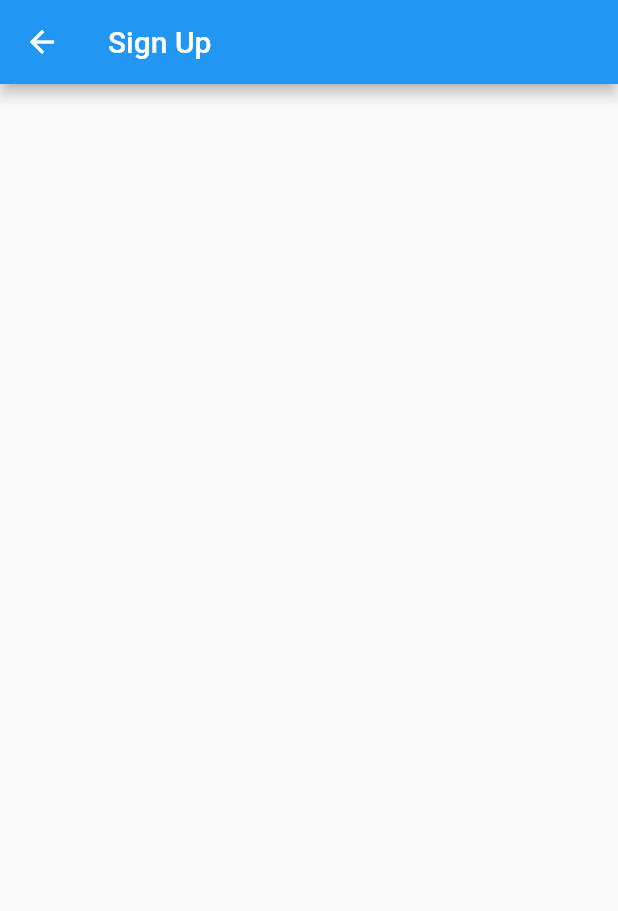
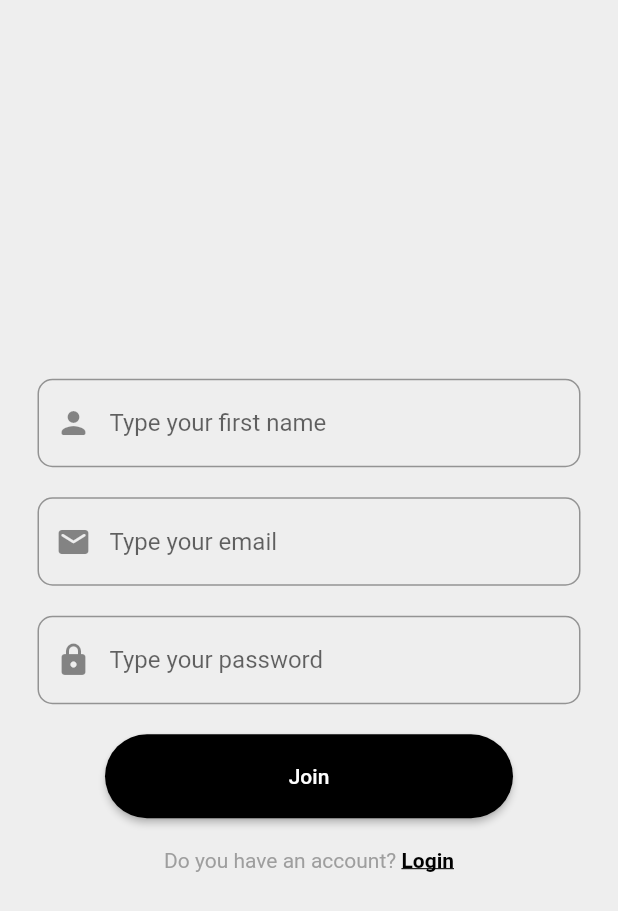
Before and after one commit to Tercilio/fake-news-flutter, a Flutter app: the SignUpPage screen opened by its route, on a phone screen of 412 x 824 dp. Shown: the top 911 px of the screen. Run offline on Flutter 3.47's test engine with Material 2 defaults, Android fonts, the phone set to English and light mode, and no system bars; our stand-ins replace dio, flutter_mobx, flutter_modular, localization, mask_text_input_formatter, mobx; generated files the repository leaves out were written again; project files that could hold a hidden picture were left out.

Commit message:
Estilização da pśgina de cadastro

```diff
--- a/lib/assets/i18n/en_US.json
+++ b/lib/assets/i18n/en_US.json
@@ -7,8 +7,16 @@
     "password_hint": "Type your password",
     "login" : "Login",
     "forgot_password" : "Forgot password!",
+
+    "saveuser" : "Join",
+    "firstname": "First name",
+    "firstname_hint": "Type your first name",
+    "email": "email",
+    "email_hint": "Type your email",
+
+    "questionlogin_text": "Do you have an account? ",
+
     "username_required" : "Username is required!",
     "password_required" : "Password is required!",
-    "divider_text" : "or",
     "signup" : "Sign Up"
 }
--- a/lib/assets/i18n/pt_BR.json
+++ b/lib/assets/i18n/pt_BR.json
@@ -7,8 +7,16 @@
     "password_hint" : "Informe a sua senha",
     "login" : "Login",
     "forgot_password" : "Esqueci a senha!",
+
+    "saveuser" : "Salvar",
+    "firstname": "Nome",
+    "firstname_hint": "Informe o seu nome",
+    "email": "email",
+    "email_hint": "Informe o seu e-mail",
+
+    "questionlogin_text": "Você já tem uma conta? ",
+
     "username_required" : "O usuário é obrigatório",
     "password_required" : "A senha é obrigatória",
-    "divider_text" : "ou",
     "signup" : "Cadastrar"
 }
--- a/lib/src/features/auth/auth_module.dart
+++ b/lib/src/features/auth/auth_module.dart
@@ -1,3 +1,4 @@
+import 'package:basearch/src/features/auth/presentation/viewmodel/signup_viewmodel.dart';
 import 'package:flutter_modular/flutter_modular.dart';
 
 import '../home/home_module.dart';
@@ -13,6 +14,7 @@ class AuthModule extends Module {
   @override
   List<Bind<Object>> get binds => [
         Bind.factory((i) => LoginViewModel()),
+        Bind.factory((i) => SignUpViewModel()),
         Bind.factory((i) => LoginUseCase()),
         Bind.factory<ILogin>((i) => LoginRepository()),
       ];
--- a/lib/src/features/auth/presentation/view/page/signup_page.dart
+++ b/lib/src/features/auth/presentation/view/page/signup_page.dart
@@ -1,15 +1,163 @@
+import 'package:basearch/src/features/auth/presentation/viewmodel/signup_viewmodel.dart';
+import 'package:flutter/gestures.dart';
 import 'package:flutter/material.dart';
+import 'package:flutter_mobx/flutter_mobx.dart';
+import 'package:flutter_modular/flutter_modular.dart';
+import 'package:localization/localization.dart';
 
-class SignUpPage extends StatelessWidget {
+class SignUpPage extends StatefulWidget {
   const SignUpPage({Key? key}) : super(key: key);
+
+  @override
+  State<SignUpPage> createState() => _SignUpPageState();
+}
+
+class _SignUpPageState extends ModularState<SignUpPage, SignUpViewModel> {
+  late ColorScheme _colors;
+  late ThemeData _theme;
+
+  Widget get _loadingIndicator => Visibility(
+        child: const LinearProgressIndicator(
+          backgroundColor: Colors.blueGrey,
+        ),
+        visible: store.isLoading,
+      );
+
+  Widget get _firstname => Container(
+        margin: const EdgeInsets.fromLTRB(25, 15, 25, 5),
+        width: double.infinity,
+        child: TextFormField(
+          keyboardType: TextInputType.name,
+          textInputAction: TextInputAction.next,
+          decoration: InputDecoration(
+            // errorText: store.error.firstname,
+            errorStyle: const TextStyle(fontWeight: FontWeight.bold),
+            hintText: 'firstname_hint'.i18n(),
+            prefixIcon: const Icon(Icons.person_rounded),
+            contentPadding: const EdgeInsets.all(20),
+            border: OutlineInputBorder(
+              borderSide: const BorderSide(color: Colors.black, width: 4.0),
+              borderRadius: BorderRadius.circular(10),
+            ),
+          ),
+          enabled: !store.isLoading,
+          onChanged: (value) => store.firstname = value,
+        ),
+      );
+
+  Widget get _email => Container(
+        margin: const EdgeInsets.fromLTRB(25, 15, 25, 5),
+        width: double.infinity,
+        child: TextFormField(
+          keyboardType: TextInputType.emailAddress,
+          textInputAction: TextInputAction.next,
+          decoration: InputDecoration(
+            // errorText: store.error.email,
+            errorStyle: const TextStyle(fontWeight: FontWeight.bold),
+            hintText: 'email_hint'.i18n(),
+            prefixIcon: const Icon(Icons.email_rounded),
+            contentPadding: const EdgeInsets.all(20),
+            border: OutlineInputBorder(
+              borderSide: const BorderSide(color: Colors.black, width: 4.0),
+              borderRadius: BorderRadius.circular(10),
+            ),
+          ),
+          enabled: !store.isLoading,
+          onChanged: (value) => store.email = value,
+        ),
+      );
+
+  Widget get _password => Container(
+        margin: const EdgeInsets.fromLTRB(25, 15, 25, 5),
+        width: double.infinity,
+        child: TextFormField(
+          obscureText: true,
+          textInputAction: TextInputAction.next,
+          keyboardType: TextInputType.text,
+          decoration: InputDecoration(
+            // errorText: store.error.password,
+            errorStyle: const TextStyle(fontWeight: FontWeight.bold),
+            hintText: 'password_hint'.i18n(),
+            contentPadding: const EdgeInsets.all(20),
+            prefixIcon: const Icon(Icons.lock_rounded),
+            border: OutlineInputBorder(
+              borderSide: const BorderSide(color: Colors.black, width: 4.0),
+              borderRadius: BorderRadius.circular(10),
+            ),
+          ),
+          enabled: !store.isLoading,
+          onChanged: (value) => store.password = value,
+        ),
+      );
+
+  Widget get _saveButton => Container(
+      height: 56,
+      width: double.infinity,
+      margin: const EdgeInsets.fromLTRB(70, 15, 70, 5),
+      child: ElevatedButton(
+        style: ButtonStyle(
+          backgroundColor: MaterialStateProperty.all<Color>(Colors.black),
+          shape: MaterialStateProperty.all<RoundedRectangleBorder>(
+            RoundedRectangleBorder(borderRadius: BorderRadius.circular(40)),
+          ),
+        ),
+        onPressed: store.isLoading ? null : store.saveUser,
+        child: Text('saveuser'.i18n()),
+      ));
+
+  Widget get _login => Container(
+        width: double.infinity,
+        margin: const EdgeInsets.fromLTRB(30, 15, 30, 5),
+        child: RichText(
+            textAlign: TextAlign.center,
+            text: TextSpan(children: [
+              TextSpan(
+                  text: 'questionlogin_text'.i18n(),
+                  style: const TextStyle(color: Colors.grey)),
+              TextSpan(
+                text: 'login'.i18n(),
+                style: const TextStyle(
+                  color: Colors.black,
+                  decoration: TextDecoration.underline,
+                  fontWeight: FontWeight.bold,
+                ),
+                recognizer: TapGestureRecognizer()
+                  ..onTap = store.isLoading
+                      ? null
+                      : () {
+                          Navigator.pop(context);
+                          Modular.to.pushNamed('/');
+                        },
+              ),
+            ])),
+      );
 
   @override
   Widget build(BuildContext context) {
     return Scaffold(
-      appBar: AppBar(
-        title: const Text('Sign Up'),
+      // appBar: AppBar(title: const Text('Sign Up')),
+      backgroundColor: Colors.grey[200],
+      body: Center(
+        child: SingleChildScrollView(
+          child: Observer(builder: (_) {
+            return Form(
+              child: Column(
+                crossAxisAlignment: CrossAxisAlignment.start,
+                mainAxisAlignment: MainAxisAlignment.center,
+                mainAxisSize: MainAxisSize.max,
+                children: [
+                  _loadingIndicator,
+                  _firstname,
+                  _email,
+                  _password,
+                  _saveButton,
+                  _login,
+                ],
+              ),
+            );
+          }),
+        ),
       ),
-      body: Container(),
     );
   }
 }
--- /dev/null
+++ b/lib/src/features/auth/presentation/viewmodel/signup_viewmodel.dart
@@ -0,0 +1,33 @@
+import 'package:mobx/mobx.dart';
+
+part 'signup_viewmodel.g.dart';
+
+class SignUpViewModel = _SignUpViewModelBase with _$SignUpViewModel;
+
+abstract class _SignUpViewModelBase with Store {
+  @observable
+  String firstname = '';
+
+  @observable
+  String email = '';
+
+  @observable
+  String password = '';
+
+  @observable
+  bool isLoading = false;
+
+  @action
+  void validateFirstUsername() {}
+
+  @action
+  void validateLastUsername() {}
+
+  @action
+  void validateEmail() {}
+
+  @action
+  void validatePassword() {}
+
+  void saveUser() {}
+}
```
Also changed, not shown: lib/src/features/auth/presentation/viewmodel/signup_viewmodel.g.dart (added).
